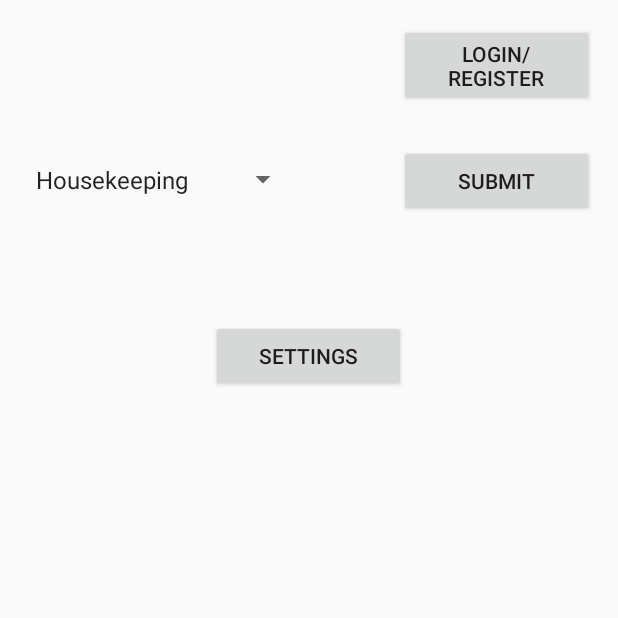
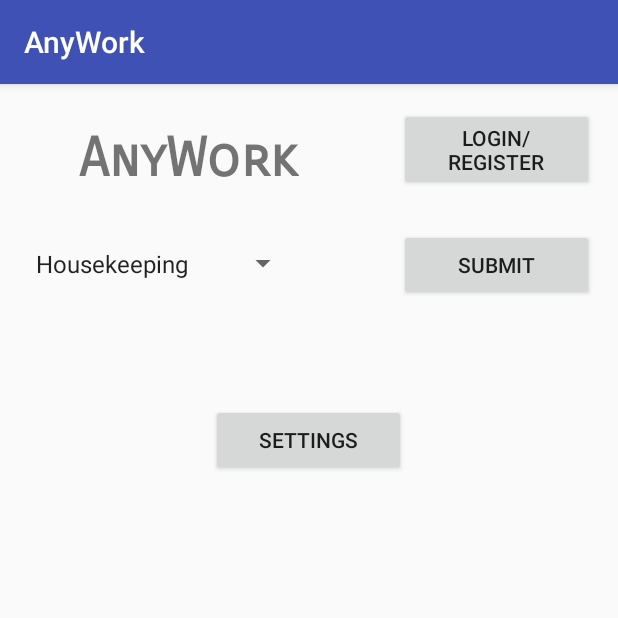
Before and after one commit to asaiyed10/AnyWork, an Android app: the screen it shows after launch (MainActivity), after a tap on "SUBMIT", on a phone screen of 412 x 824 dp, the top half of it. Run offline under Robolectric (Android 15) with nearby library versions, the phone set to English and light mode, and no system bars.

Commit message:
basic layout

```diff
--- a/app/src/main/java/connectme/idea1/MainActivity.java
+++ b/app/src/main/java/connectme/idea1/MainActivity.java
@@ -6,6 +6,7 @@ import java.util.ArrayList;
 import java.util.List;
 import android.app.Activity;
 import android.os.Bundle;
+import android.support.v7.app.AppCompatActivity;
 import android.view.View;
 import android.view.View.OnClickListener;
 import android.widget.AdapterView;
@@ -16,21 +17,46 @@ import android.widget.Toast;
 
 
 
-public class MainActivity extends Activity {
+public class MainActivity extends AppCompatActivity {
     private Spinner spinner1, spinner2;
-    private Button btnSubmit;
+    public Button btnSubmit;
+            public Button btnLogin; // btnSettings;
     /**
      * ATTENTION: This was auto-generated to implement the App Indexing API.
      * See https://g.co/AppIndexing/AndroidStudio for more information.
      */
 
+
     @Override
-    public void onCreate(Bundle savedInstanceState) {
+    protected void onCreate(Bundle savedInstanceState) {
         super.onCreate(savedInstanceState);
         setContentView(R.layout.activity_main);
         //addItemsOnSpinner2();
         addListenerOnButton();
         addListenerOnSpinnerItemSelection();
+
+        Button btnLogin = (Button) findViewById(R.id.btnLogin);
+        Button btnSettings= (Button) findViewById(R.id.btnSettings);
+
+
+        btnLogin.setOnClickListener(new OnClickListener() {
+            @Override
+            public void onClick(View view) {
+                Toast.makeText(MainActivity.this, "Launching Login page",
+                        Toast.LENGTH_SHORT).show();
+                Intent login = new Intent(MainActivity.this, login.class);
+                startActivity(login);
+            }
+        });
+        btnSettings.setOnClickListener(new OnClickListener() {
+            @Override
+            public void onClick(View view) {
+                Toast.makeText(MainActivity.this, "Launching Settings",
+                        Toast.LENGTH_SHORT).show();
+                Intent settings = new Intent(MainActivity.this, settings.class);
+                startActivity(settings);
+            }
+        });
     }
 
 
@@ -54,6 +80,8 @@ public class MainActivity extends Activity {
         spinner1 = (Spinner) findViewById(R.id.spinner1);
         //spinner2 = (Spinner) findViewById(R.id.spinner2);
         btnSubmit = (Button) findViewById(R.id.btnSubmit);
+        //btnLogin = (Button) findViewById(R.id.btnLogin);
+        //btnSettings= (Button) findViewById(R.id.btnSettings);
 
         btnSubmit.setOnClickListener(new OnClickListener() {
 
@@ -62,11 +90,11 @@ public class MainActivity extends Activity {
 
                         Toast.makeText(MainActivity.this,
                                 "You have selected  : " +
-                                        "\nSpinner 1 : " + String.valueOf(spinner1.getSelectedItem()) +
-                                        "\nSpinner 2 : " + String.valueOf(spinner2.getSelectedItem()),
+                                        "\nSpinner 1 : " + String.valueOf(spinner1.getSelectedItem()),
                                 Toast.LENGTH_SHORT).show();
                     }
 
                 });
+
             }
         }
--- a/app/src/main/res/layout/activity_main.xml
+++ b/app/src/main/res/layout/activity_main.xml
@@ -51,6 +51,18 @@
         android:layout_alignParentRight="true"
         android:layout_alignParentEnd="true" />
 
+    <TextView
+        android:text="AnyWork"
+        android:layout_width="wrap_content"
+        android:layout_height="wrap_content"
+        android:id="@+id/textView"
+        android:fontFamily="sans-serif-smallcaps"
+        android:textSize="36sp"
+        android:textStyle="normal|bold"
+        android:layout_alignBottom="@+id/btnLogin"
+        android:layout_alignRight="@+id/spinner1"
+        android:layout_alignEnd="@+id/spinner1" />
+
     <!--
     <Spinner
         android:id="@+id/spinner2"
```
Also changed, not shown: app/src/main/AndroidManifest.xml (+16 -1 lines), app/src/main/java/connectme/idea1/houseKeeping.java (+8 -1 lines).
